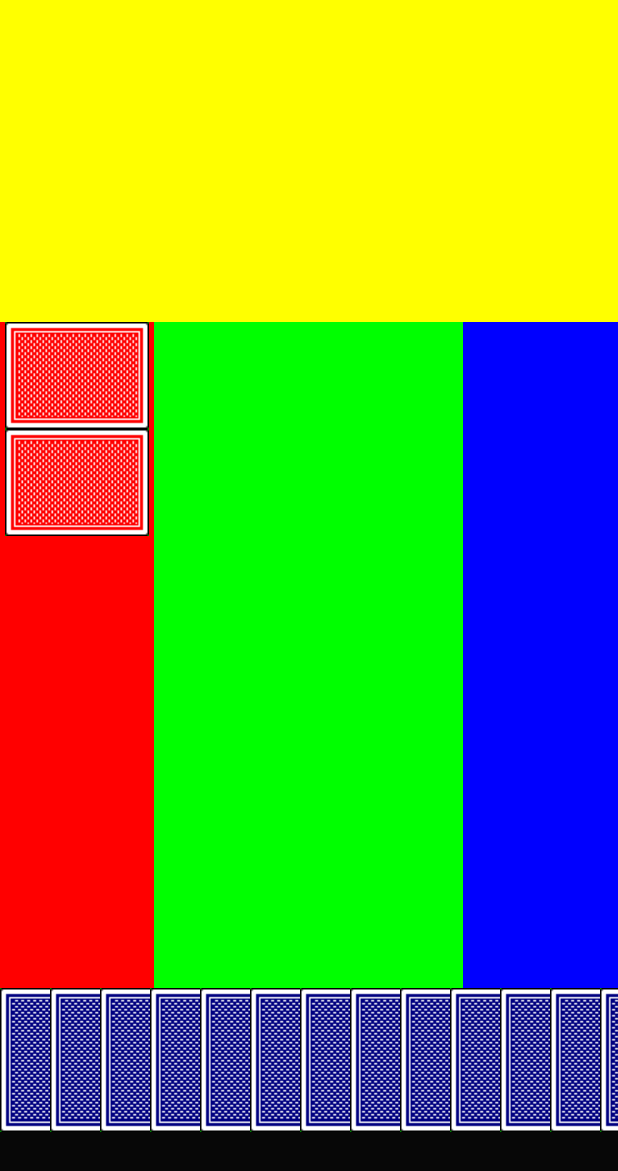
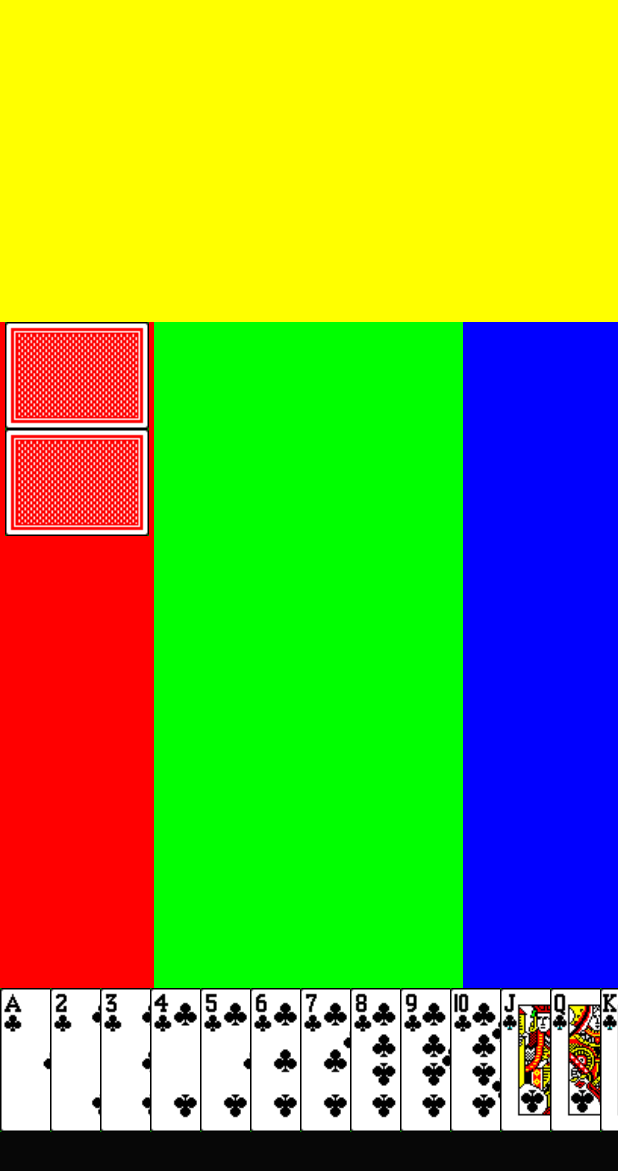
Before and after one commit to mtc0417/learningAndroid, an Android app: the screen it shows after launch (MainActivity), on a phone screen of 412 x 824 dp. Shown: the top 1171 px of the screen. Run offline under Robolectric (Android 15) with nearby library versions, the phone set to English and light mode, and no system bars.

Commit message:
Defined player views

```diff
--- a/app/src/main/java/com/dhoolak/learning/CardView.java
+++ b/app/src/main/java/com/dhoolak/learning/CardView.java
@@ -6,6 +6,7 @@ import android.graphics.Bitmap;
 import android.graphics.BitmapFactory;
 import android.graphics.drawable.BitmapDrawable;
 import android.graphics.drawable.Drawable;
+import android.util.AttributeSet;
 import android.widget.ImageView;
 
 /**
@@ -47,10 +48,11 @@ public class CardView extends ImageView {
     public CardView(Context context, Card card){
         super(context);
         mCard = card;
-        loadImage();
     }
-
-    public void loadImage()
+    public CardView(Context context, AttributeSet attrs) {
+        super(context, attrs);
+    }
+    public void loadImage() // call externally after setting orientation and display state
     {
         Bitmap bm;
         if(mCardDisplayState == CardDisplayState.OPEN)
@@ -86,6 +88,7 @@ public class CardView extends ImageView {
     }
     public Bitmap getBitmap(Drawable d) {
         Bitmap image = ((BitmapDrawable) d).getBitmap();
+        System.out.println("Image Height:" + image.getHeight() + " width:" + image.getWidth());
         return image;
     }
     public Bitmap getHorizontalBackBitmap() {
--- a/app/src/main/java/com/dhoolak/learning/MainActivity.java
+++ b/app/src/main/java/com/dhoolak/learning/MainActivity.java
@@ -27,7 +27,7 @@ public class MainActivity extends Activity {
         setContentView(R.layout.activity_main2);
 
         RelativeLayout bottomLayout = (RelativeLayout) findViewById(R.id.bottom);
-
+        //PlayerViewH bottomLayout = (PlayerViewH) findViewById(R.id.mainPlayerView);
         LinearLayout leftLayout = (LinearLayout) findViewById(R.id.left);
         ImageView image2 = new ImageView(this);
         Bitmap bMap = BitmapFactory.decodeResource(getResources(), R.drawable.b2fh);
@@ -41,41 +41,67 @@ public class MainActivity extends Activity {
 
         CardView card = new CardView(this, new Card(Card.CardSuit.CHIDI, Card.CardNumber.N1));
         bottomLayout.addView(card);
+        card.setCardDisplayState(CardView.CardDisplayState.OPEN);
+        card.loadImage();
         card = new CardView(this, new Card(Card.CardSuit.CHIDI, Card.CardNumber.N2));
+        card.setCardDisplayState(CardView.CardDisplayState.OPEN);
+        card.loadImage();
         bottomLayout.addView(card);
         card.setX(50);
 
         card = new CardView(this, new Card(Card.CardSuit.CHIDI, Card.CardNumber.N3));
+        card.setCardDisplayState(CardView.CardDisplayState.OPEN);
+        card.loadImage();
         bottomLayout.addView(card);
-        card.setX(50*2);
+        card.setX(50 * 2);
         card = new CardView(this, new Card(Card.CardSuit.CHIDI, Card.CardNumber.N4));
+        card.setCardDisplayState(CardView.CardDisplayState.OPEN);
+        card.loadImage();
         bottomLayout.addView(card);
-        card.setX(50*3);
+        card.setX(50 * 3);
         card = new CardView(this, new Card(Card.CardSuit.CHIDI, Card.CardNumber.N5));
+        card.setCardDisplayState(CardView.CardDisplayState.OPEN);
+        card.loadImage();
         bottomLayout.addView(card);
-        card.setX(50*4);
+        card.setX(50 * 4);
         card = new CardView(this, new Card(Card.CardSuit.CHIDI, Card.CardNumber.N6));
+        card.setCardDisplayState(CardView.CardDisplayState.OPEN);
+        card.loadImage();
         bottomLayout.addView(card);
-        card.setX(50*5);
+        card.setX(50 * 5);
         card = new CardView(this, new Card(Card.CardSuit.CHIDI, Card.CardNumber.N7));
+        card.setCardDisplayState(CardView.CardDisplayState.OPEN);
+        card.loadImage();
         bottomLayout.addView(card);
-        card.setX(50*6);
+        card.setX(50 * 6);
         card = new CardView(this, new Card(Card.CardSuit.CHIDI, Card.CardNumber.N8));
+        card.setCardDisplayState(CardView.CardDisplayState.OPEN);
+        card.loadImage();
         bottomLayout.addView(card);
-        card.setX(50*7);
+        card.setX(50 * 7);
         card = new CardView(this, new Card(Card.CardSuit.CHIDI, Card.CardNumber.N9));
+        card.setCardDisplayState(CardView.CardDisplayState.OPEN);
+        card.loadImage();
         bottomLayout.addView(card);
-        card.setX(50*8);
+        card.setX(50 * 8);
         card = new CardView(this, new Card(Card.CardSuit.CHIDI, Card.CardNumber.N10));
+        card.setCardDisplayState(CardView.CardDisplayState.OPEN);
+        card.loadImage();
         bottomLayout.addView(card);
-        card.setX(50*9);
+        card.setX(50 * 9);
         card = new CardView(this, new Card(Card.CardSuit.CHIDI, Card.CardNumber.J));
+        card.setCardDisplayState(CardView.CardDisplayState.OPEN);
+        card.loadImage();
         bottomLayout.addView(card);
-        card.setX(50*10);
+        card.setX(50 * 10);
         card = new CardView(this, new Card(Card.CardSuit.CHIDI, Card.CardNumber.Q));
+        card.setCardDisplayState(CardView.CardDisplayState.OPEN);
+        card.loadImage();
         bottomLayout.addView(card);
-        card.setX(50*11);
+        card.setX(50 * 11);
         card = new CardView(this, new Card(Card.CardSuit.CHIDI, Card.CardNumber.K));
+        card.setCardDisplayState(CardView.CardDisplayState.OPEN);
+        card.loadImage();
         bottomLayout.addView(card);
         card.setX(50*12);
 
--- a/app/src/main/res/layout/activity_main2.xml
+++ b/app/src/main/res/layout/activity_main2.xml
@@ -57,6 +57,7 @@
             android:orientation="vertical"/>
     </LinearLayout>
         <RelativeLayout
+            xmlns:custom="http://schemas.android.com/apk/res/com.dhoolak.learning"
             android:layout_width="match_parent"
             android:layout_height="50dp"
             android:layout_weight="0.20"
@@ -64,6 +65,13 @@
             android:layout_below="@+id/centerWrapper"
             android:background="@color/gray"
             android:layout_centerHorizontal="true"
-            android:orientation="horizontal"/>
+            android:orientation="horizontal">
+            <com.dhoolak.learning.PlayerView
+            custom:playerType="me"
+            android:layout_height="match_parent"
+            android:layout_width="match_parent"
+            android:id="@+id/mainPlayerView"/>
+
+        </RelativeLayout>
 
 </LinearLayout>
```
Also changed, not shown: app/src/main/java/com/dhoolak/learning/PlayerView.java (+23 -4 lines), app/src/main/java/com/dhoolak/learning/PlayerViewH.java (added, +21 -0 lines), app/src/main/java/com/dhoolak/learning/PlayerViewV.java (added, +17 -0 lines), app/src/main/res/values/attrs.xml (added, +11 -0 lines).
